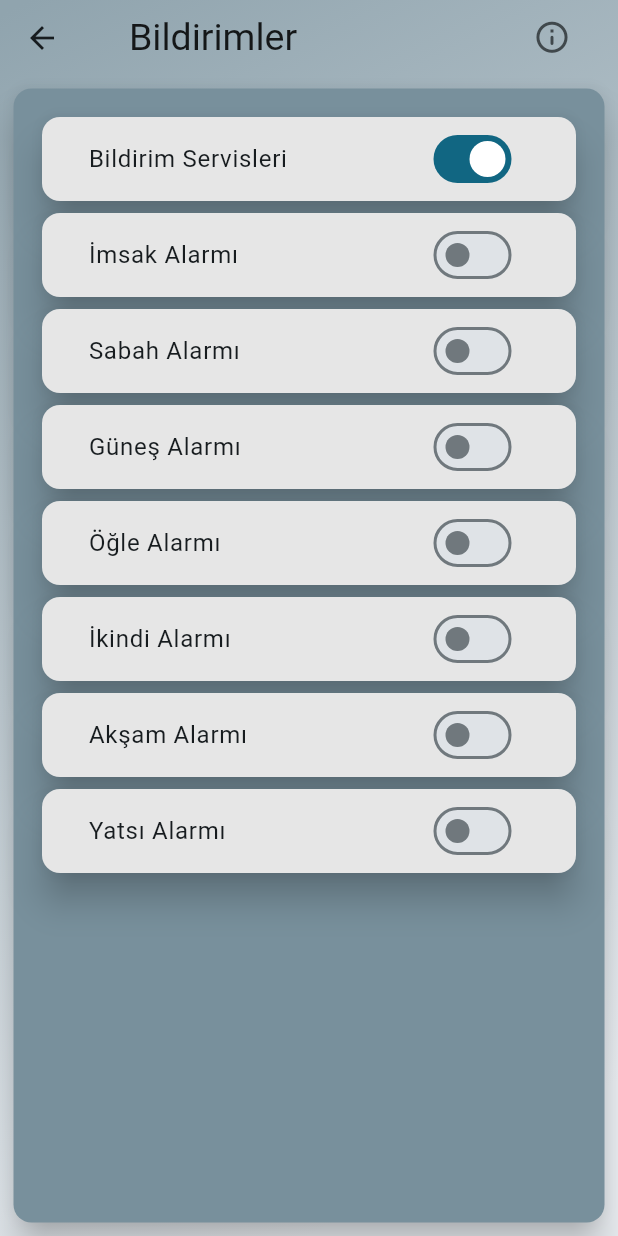
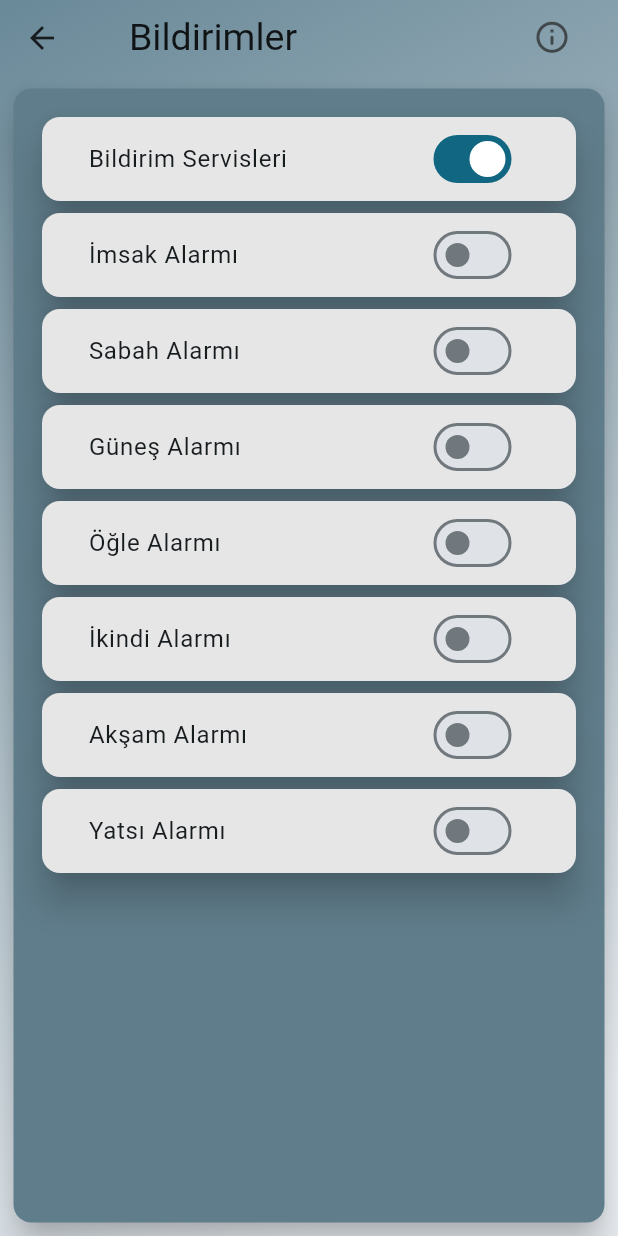
Before and after one commit to Afaruk59/Namaz-Vakti-App, a Flutter app: the Alarms screen opened by its route, after a tap on "Bildirim Servisleri", on a phone screen of 412 x 824 dp. Run offline on Flutter 3.47's test engine with Material 3 defaults, Android fonts, the phone set to English and light mode, and no system bars; our stand-ins replace connectivity_plus, csv, flutter_colorpicker, flutter_compass, flutter_svg, geolocator and 5 more; missing offline and left inert: translator; accounts and stored records are empty; generated files the repository leaves out were written again; Roboto replaces fonts that are missing (Ubuntu).

Commit message:
16-1-25-5

```diff
--- a/lib/data/change_settings.dart
+++ b/lib/data/change_settings.dart
@@ -15,6 +15,7 @@ limitations under the License.
 */
 
 import 'package:flutter/material.dart';
+import 'package:flutter_colorpicker/flutter_colorpicker.dart';
 import 'package:shared_preferences/shared_preferences.dart';
 
 class ChangeSettings with ChangeNotifier {
@@ -25,7 +26,7 @@ class ChangeSettings with ChangeNotifier {
   double? currentHeight;
 
   bool isDark = false;
-  MaterialColor color = Colors.blueGrey;
+  Color color = Colors.blueGrey;
   bool gradient = true;
 
   static String? cityID;
@@ -184,96 +185,17 @@ class ChangeSettings with ChangeNotifier {
     _settings.setBool('darkTheme', value);
   }
 
-  void changeCol(MaterialColor col) {
+  void changeCol(Color col) {
     color = col;
     notifyListeners();
   }
 
   void loadCol() {
-    int value = _settings.getInt('color') ?? 0;
-    switch (value) {
-      case 0:
-        color = Colors.blueGrey;
-      case 1:
-        color = Colors.red;
-      case 2:
-        color = Colors.blue;
-      case 3:
-        color = Colors.green;
-      case 4:
-        color = Colors.yellow;
-      case 5:
-        color = Colors.amber;
-      case 6:
-        color = Colors.grey;
-      case 7:
-        color = Colors.indigo;
-      case 8:
-        color = Colors.lightBlue;
-      case 9:
-        color = Colors.lightGreen;
-      case 10:
-        color = Colors.lime;
-      case 11:
-        color = Colors.orange;
-      case 12:
-        color = Colors.pink;
-      case 13:
-        color = Colors.purple;
-      case 14:
-        color = Colors.teal;
-      case 15:
-        color = Colors.brown;
-      case 16:
-        color = Colors.cyan;
-      case 17:
-        color = Colors.deepOrange;
-      case 18:
-        color = Colors.deepPurple;
-    }
+    color = _settings.getString('color')?.toColor() ?? Colors.blueGrey;
   }
 
-  void saveCol(MaterialColor color) {
-    switch (color) {
-      case Colors.blueGrey:
-        _settings.setInt('color', 0);
-      case Colors.red:
-        _settings.setInt('color', 1);
-      case Colors.blue:
-        _settings.setInt('color', 2);
-      case Colors.green:
-        _settings.setInt('color', 3);
-      case Colors.yellow:
-        _settings.setInt('color', 4);
-      case Colors.amber:
-        _settings.setInt('color', 5);
-      case Colors.grey:
-        _settings.setInt('color', 6);
-      case Colors.indigo:
-        _settings.setInt('color', 7);
-      case Colors.lightBlue:
-        _settings.setInt('color', 8);
-      case Colors.lightGreen:
-        _settings.setInt('color', 9);
-      case Colors.lime:
-        _settings.setInt('color', 10);
-      case Colors.orange:
-        _settings.setInt('color', 11);
-      case Colors.pink:
-        _settings.setInt('color', 12);
-      case Colors.purple:
-        _settings.setInt('color', 13);
-      case Colors.teal:
-        _settings.setInt('color', 14);
-      case Colors.brown:
-        _settings.setInt('color', 15);
-      case Colors.cyan:
-        _settings.setInt('color', 16);
-      case Colors.deepOrange:
-        _settings.setInt('color', 17);
-      case Colors.deepPurple:
-        _settings.setInt('color', 18);
-    }
+  void saveCol(Color color) {
+    _settings.setString('color', color.toHexString());
   }
 
   //LOCATION SETTINGS
--- a/lib/home_page.dart
+++ b/lib/home_page.dart
@@ -29,6 +29,14 @@ class GradientBack extends StatelessWidget {
   const GradientBack({super.key, required this.child});
   final Widget child;
 
+  Color lightenColor(Color color, [double amount = 0.1]) {
+    assert(amount >= 0 && amount <= 1);
+    HSLColor hslColor = HSLColor.fromColor(color);
+    HSLColor lighterHslColor =
+        hslColor.withLightness((hslColor.lightness + amount).clamp(0.0, 1.0));
+    return lighterHslColor.toColor();
+  }
+
   @override
   Widget build(BuildContext context) {
     return Container(
@@ -36,8 +44,8 @@ class GradientBack extends StatelessWidget {
         gradient: LinearGradient(
           colors: [
             Provider.of<ChangeSettings>(context).isDark == false
-                ? Provider.of<ChangeSettings>(context).color.shade300
-                : Provider.of<ChangeSettings>(context).color.shade800,
+                ? lightenColor(Provider.of<ChangeSettings>(context).color, 0.05)
+                : Provider.of<ChangeSettings>(context).color,
             Theme.of(context).colorScheme.surfaceContainer,
           ],
           begin: Alignment.topLeft,
--- a/lib/main.dart
+++ b/lib/main.dart
@@ -108,14 +108,10 @@ class MainApp extends StatelessWidget {
                   ? Colors.black87
                   : Colors.white),
         ),
-        cardTheme: CardTheme(
-            color: Provider.of<ChangeSettings>(context).isDark == false
-                ? Provider.of<ChangeSettings>(context).color.shade400
-                : Provider.of<ChangeSettings>(context).color.shade800,
-            elevation: 10),
+        cardTheme: CardTheme(color: Provider.of<ChangeSettings>(context).color, elevation: 10),
         cardColor: Provider.of<ChangeSettings>(context).isDark == false
             ? const Color.fromARGB(255, 230, 230, 230)
-            : const Color.fromARGB(255, 40, 40, 40),
+            : const Color.fromARGB(255, 45, 45, 45),
         navigationBarTheme: NavigationBarThemeData(
           height: Provider.of<ChangeSettings>(context).currentHeight! < 700 ? 70 : 80,
           backgroundColor: Colors.transparent,
```
Also changed, not shown: lib/change_settings.dart (deleted, +0 -265 lines), lib/pages/settings.dart (+15 -8 lines), lib/time_data.dart (deleted, +0 -288 lines).
